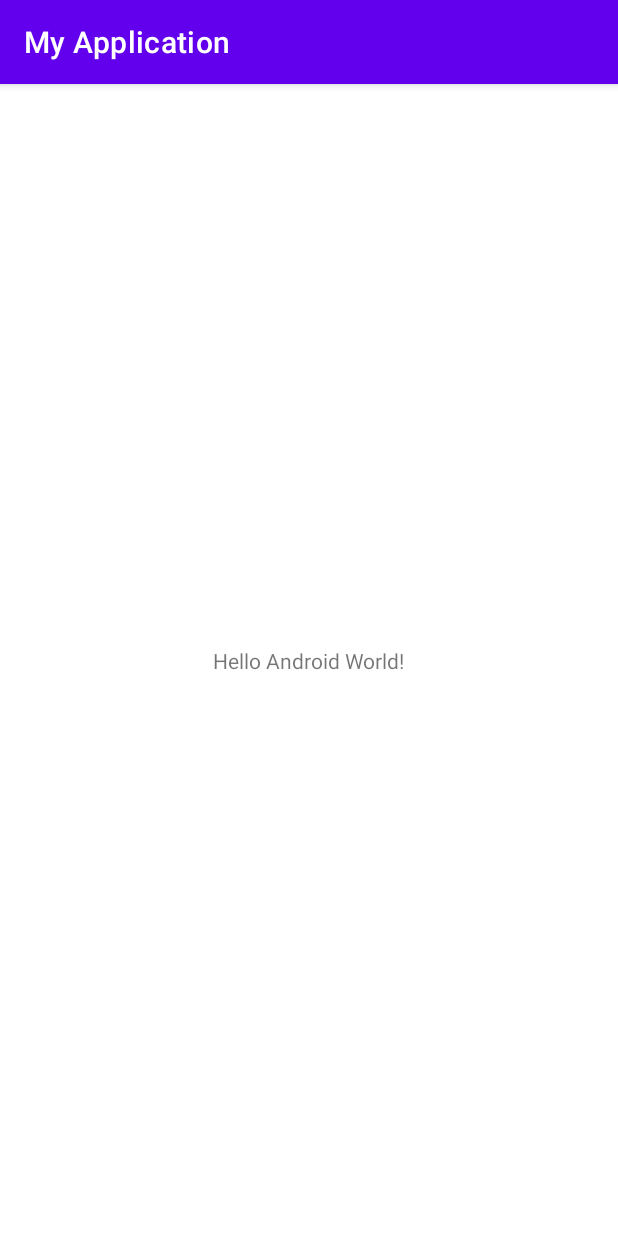
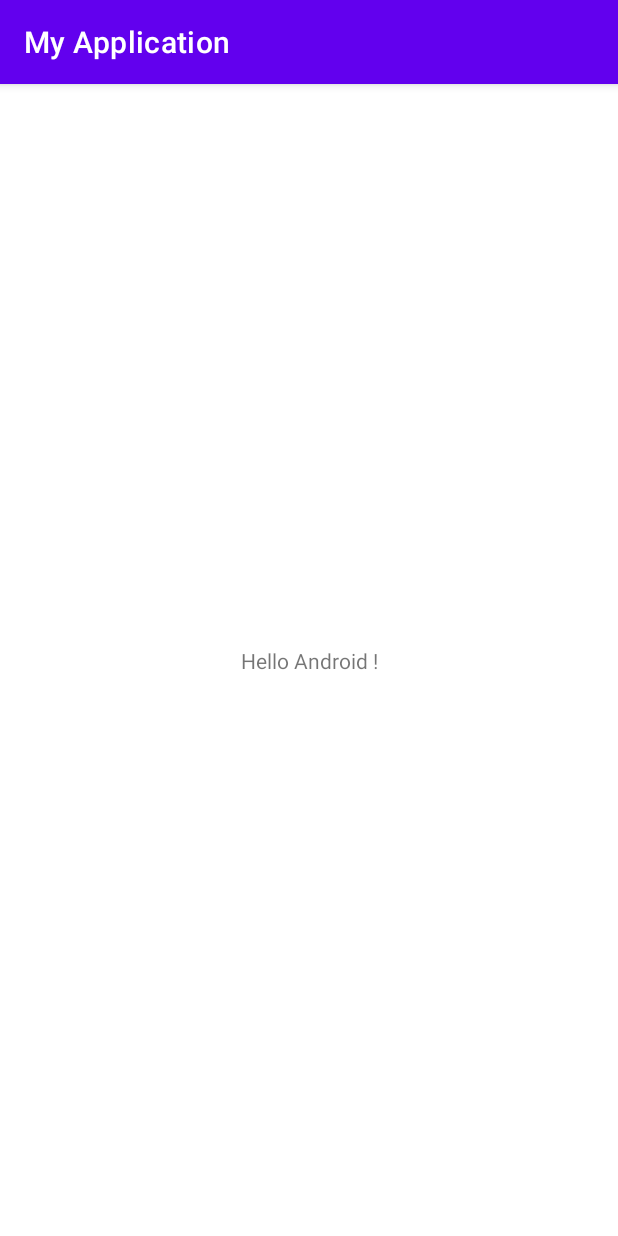
Before and after one commit to satyadevdixit/practiseandroid, an Android app: the screen it shows after launch (MainActivity), on a phone screen of 412 x 824 dp. Run offline under Robolectric (Android 15) with nearby library versions, the phone set to English and light mode, and no system bars.

Commit message:
Change in kotlin practise

```diff
--- a/app/src/main/res/layout/activity_main.xml
+++ b/app/src/main/res/layout/activity_main.xml
@@ -9,7 +9,7 @@
     <TextView
         android:layout_width="wrap_content"
         android:layout_height="wrap_content"
-        android:text="Hello Android World!"
+        android:text="Hello Android !"
         app:layout_constraintBottom_toBottomOf="parent"
         app:layout_constraintEnd_toEndOf="parent"
         app:layout_constraintStart_toStartOf="parent"
```
